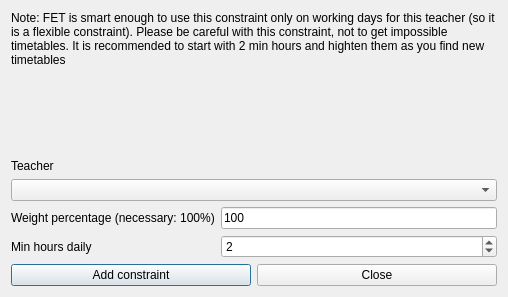
Above: src/interface/addconstraintteacherminhoursdailyform_template.ui from janLo/FET before the change. Below: the same form after it.
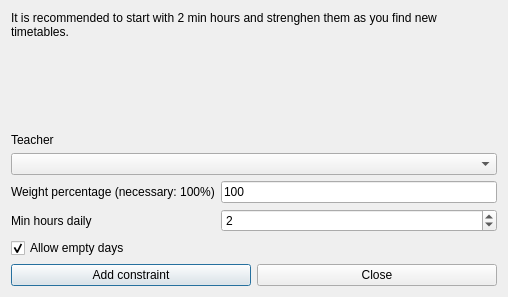
That is the form after the change.

What changed in the file:
```diff
--- a/src/interface/addconstraintteacherminhoursdailyform_template.ui
+++ b/src/interface/addconstraintteacherminhoursdailyform_template.ui
@@ -14,7 +14,7 @@
    <string extracomment="This is the title of the dialog to add a new constraint of this type">Add teacher min hours daily</string>
   </property>
   <layout class="QGridLayout" name="gridLayout">
-   <item row="0" column="0" colspan="2">
+   <item row="0" column="0" colspan="3">
     <widget class="QLabel" name="teacherTextLabel_2">
      <property name="sizePolicy">
       <sizepolicy hsizetype="Minimum" vsizetype="Minimum">
@@ -29,14 +29,14 @@
       <enum>QFrame::Plain</enum>
      </property>
      <property name="text">
-      <string>Note: FET is smart enough to use this constraint only on working days for this teacher (so it is a flexible constraint). Please be careful with this constraint, not to get impossible timetables. It is recommended to start with 2 min hours and highten them as you find new timetables</string>
+      <string>It is recommended to start with 2 min hours and strenghen them as you find new timetables.</string>
      </property>
      <property name="wordWrap">
       <bool>true</bool>
      </property>
     </widget>
    </item>
-   <item row="1" column="1">
+   <item row="1" column="1" colspan="2">
     <spacer name="verticalSpacer">
      <property name="orientation">
       <enum>Qt::Vertical</enum>
@@ -49,7 +49,7 @@
      </property>
     </spacer>
    </item>
-   <item row="2" column="0" colspan="2">
+   <item row="2" column="0" colspan="3">
     <widget class="QLabel" name="teacherTextLabel">
      <property name="frameShape">
       <enum>QFrame::NoFrame</enum>
@@ -65,7 +65,7 @@
      </property>
     </widget>
    </item>
-   <item row="3" column="0" colspan="2">
+   <item row="3" column="0" colspan="3">
     <widget class="QComboBox" name="teachersComboBox">
      <property name="editable">
       <bool>false</bool>
@@ -81,7 +81,7 @@
      </property>
     </widget>
    </item>
-   <item row="4" column="0">
+   <item row="4" column="0" colspan="2">
     <widget class="QLabel" name="weightTextLabel">
      <property name="frameShape">
       <enum>QFrame::NoFrame</enum>
@@ -97,7 +97,7 @@
      </property>
     </widget>
    </item>
-   <item row="4" column="1">
+   <item row="4" column="2">
     <widget class="QLineEdit" name="weightLineEdit">
      <property name="text">
       <string>100</string>
@@ -120,14 +120,24 @@
      </property>
     </widget>
    </item>
-   <item row="5" column="1">
+   <item row="5" column="2">
     <widget class="QSpinBox" name="minHoursSpinBox">
      <property name="value">
       <number>2</number>
      </property>
     </widget>
    </item>
-   <item row="6" column="0" colspan="2">
+   <item row="6" column="0" colspan="3">
+    <widget class="QCheckBox" name="allowEmptyDaysCheckBox">
+     <property name="text">
+      <string>Allow empty days</string>
+     </property>
+     <property name="checked">
+      <bool>true</bool>
+     </property>
+    </widget>
+   </item>
+   <item row="7" column="0" colspan="3">
     <layout class="QHBoxLayout" name="horizontalLayout">
      <item>
       <widget class="QPushButton" name="addConstraintPushButton">
```
Left out of the diff: 3 changed lines with no effect on the pictures.
